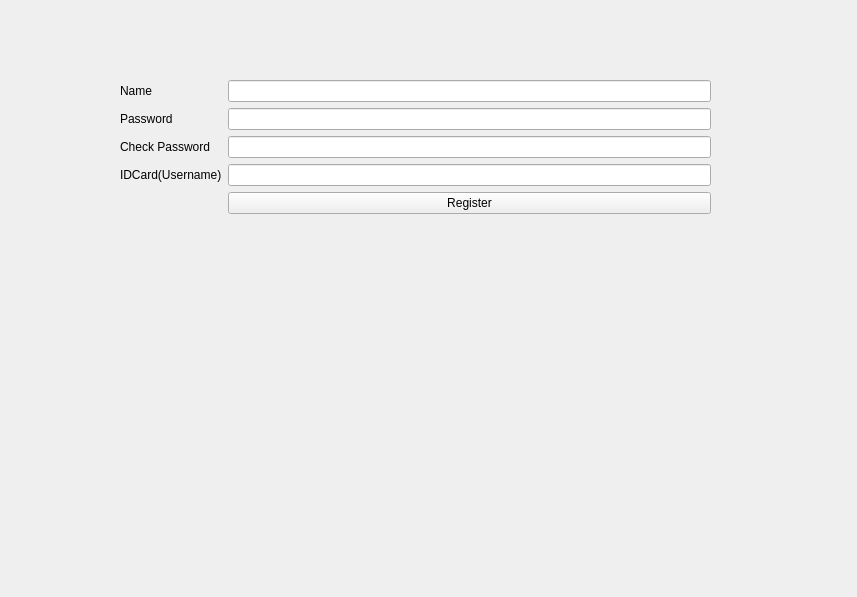
Above: src/doctor-client/src/doctorregister.ui from bit-cs-practicing/MedicalIntelligence before the change. Below: the same form after it.
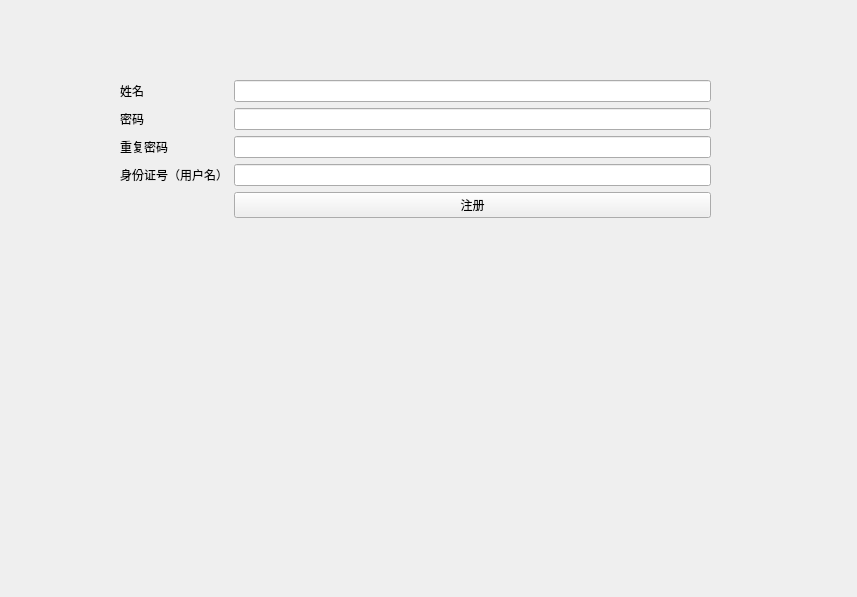
That is the form after the change.

Commit message: fix(doctor-client/ui): sinicize login and register ui

Diff of the .ui file:
```diff
--- a/src/doctor-client/src/doctorregister.ui
+++ b/src/doctor-client/src/doctorregister.ui
@@ -26,7 +26,7 @@
     <item row="0" column="0">
      <widget class="QLabel" name="label">
       <property name="text">
-       <string>Name</string>
+       <string>姓名</string>
       </property>
      </widget>
     </item>
@@ -36,7 +36,7 @@
     <item row="1" column="0">
      <widget class="QLabel" name="label_2">
       <property name="text">
-       <string>Password</string>
+       <string>密码</string>
       </property>
      </widget>
     </item>
@@ -46,7 +46,7 @@
     <item row="3" column="0">
      <widget class="QLabel" name="label_3">
       <property name="text">
-       <string>IDCard(Username)</string>
+       <string>身份证号（用户名）</string>
       </property>
      </widget>
     </item>
@@ -56,7 +56,7 @@
     <item row="4" column="1">
      <widget class="QPushButton" name="registerBtn">
       <property name="text">
-       <string>Register</string>
+       <string>注册</string>
       </property>
      </widget>
     </item>
@@ -66,7 +66,7 @@
     <item row="2" column="0">
      <widget class="QLabel" name="label_4">
       <property name="text">
-       <string>Check Password</string>
+       <string>重复密码</string>
       </property>
      </widget>
     </item>
```
The commit also changes 1 other file.
